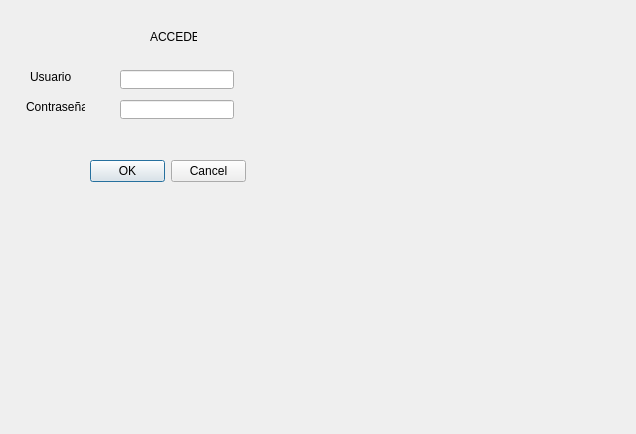
Before: the Qt Designer form ingreso.ui in luisallamas01/Entrega3, drawn with Qt 5.
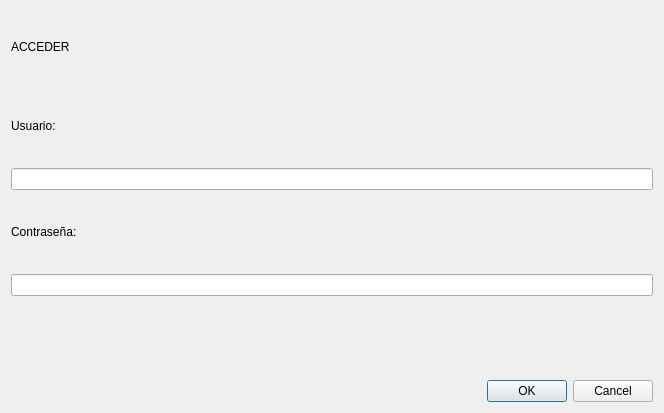
After: the same form once the commit is applied.

Patch:
```diff
--- a/ingreso.ui
+++ b/ingreso.ui
@@ -6,74 +6,40 @@
    <rect>
     <x>0</x>
     <y>0</y>
-    <width>636</width>
-    <height>434</height>
+    <width>664</width>
+    <height>413</height>
    </rect>
   </property>
   <property name="windowTitle">
    <string>Dialog</string>
   </property>
-  <widget class="QDialogButtonBox" name="buttonBox">
-   <property name="geometry">
-    <rect>
-     <x>90</x>
-     <y>160</y>
-     <width>156</width>
-     <height>23</height>
-    </rect>
-   </property>
-   <property name="orientation">
-    <enum>Qt::Horizontal</enum>
-   </property>
-   <property name="standardButtons">
-    <set>QDialogButtonBox::Cancel|QDialogButtonBox::Ok</set>
-   </property>
-  </widget>
+  <layout class="QVBoxLayout" name="verticalLayout">
+   <item>
+    <widget class="QLabel" name="label_3">
+     <property name="text">
+      <string>ACCEDER</string>
+     </property>
+    </widget>
+   </item>
+   <item>
   <widget class="QLabel" name="label">
-   <property name="geometry">
-    <rect>
-     <x>30</x>
-     <y>70</y>
-     <width>41</width>
-     <height>14</height>
-    </rect>
-   </property>
    <property name="text">
     <string>Usuario:</string>
    </property>
   </widget>
+   </item>
+   <item>
+    <widget class="QLineEdit" name="usuario"/>
+   </item>
+   <item>
   <widget class="QLabel" name="label_2">
-   <property name="geometry">
-    <rect>
-     <x>26</x>
-     <y>100</y>
-     <width>59</width>
-     <height>14</height>
-    </rect>
-   </property>
    <property name="text">
     <string>Contraseña:</string>
    </property>
   </widget>
-  <widget class="QLineEdit" name="usuario">
-   <property name="geometry">
-    <rect>
-     <x>120</x>
-     <y>70</y>
-     <width>114</width>
-     <height>19</height>
-    </rect>
-   </property>
-  </widget>
+   </item>
+   <item>
   <widget class="QLineEdit" name="password">
-   <property name="geometry">
-    <rect>
-     <x>120</x>
-     <y>100</y>
-     <width>114</width>
-     <height>19</height>
-    </rect>
-   </property>
    <property name="echoMode">
     <enum>QLineEdit::Password</enum>
    </property>
@@ -81,32 +47,25 @@
     <string/>
    </property>
   </widget>
-  <widget class="QLabel" name="label_3">
-   <property name="geometry">
-    <rect>
-     <x>150</x>
-     <y>30</y>
-     <width>47</width>
-     <height>14</height>
-    </rect>
-   </property>
-   <property name="text">
-    <string>ACCEDER</string>
-   </property>
-  </widget>
+   </item>
+   <item>
   <widget class="QLabel" name="mensaje">
-   <property name="geometry">
-    <rect>
-     <x>60</x>
-     <y>140</y>
-     <width>241</width>
-     <height>20</height>
-    </rect>
-   </property>
    <property name="text">
     <string/>
    </property>
   </widget>
+   </item>
+   <item>
+    <widget class="QDialogButtonBox" name="buttonBox">
+     <property name="orientation">
+      <enum>Qt::Horizontal</enum>
+     </property>
+     <property name="standardButtons">
+      <set>QDialogButtonBox::Cancel|QDialogButtonBox::Ok</set>
+     </property>
+    </widget>
+   </item>
+  </layout>
  </widget>
  <resources/>
  <connections/>
```
Lines whose indentation alone changed are shown as unchanged.
